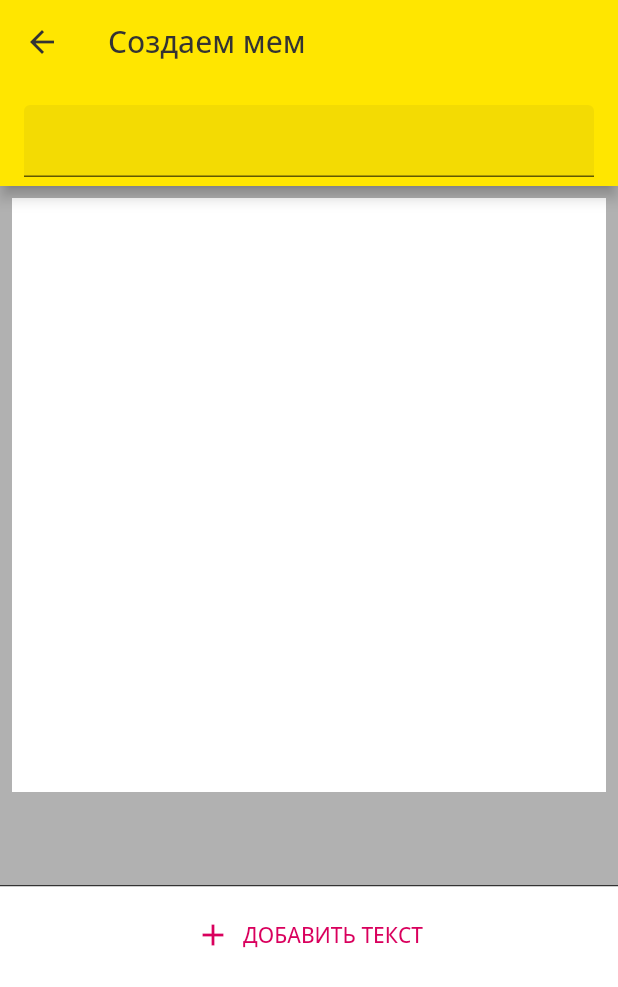
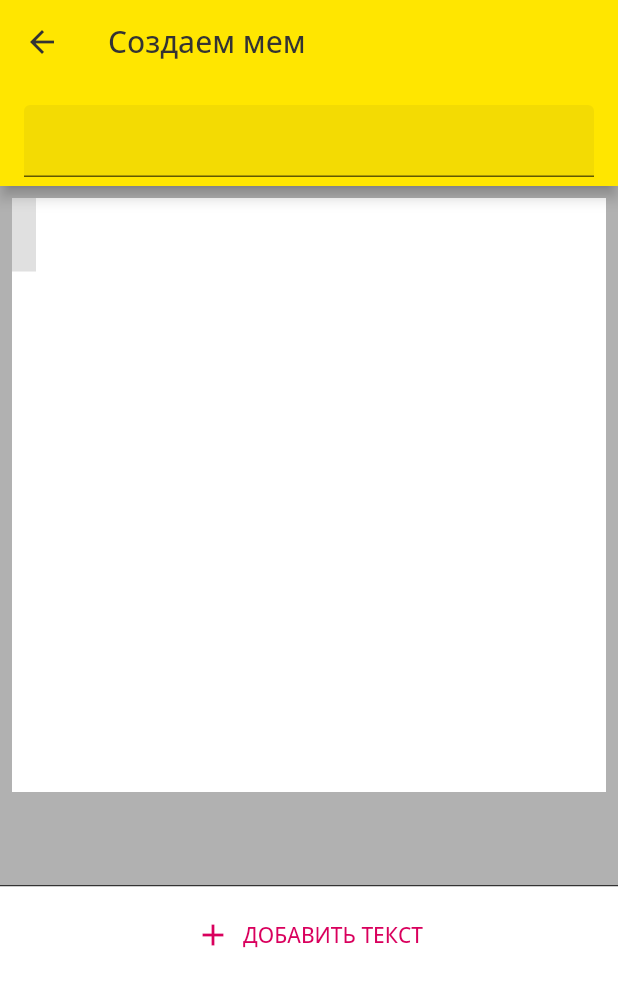
Before and after one commit to 8thgencore/memogenerator, a Flutter app: the CreateMemePage screen opened directly, after a tap on "ДОБАВИТЬ ТЕКСТ", on a phone screen of 412 x 824 dp. Shown: the top 987 px of the screen. Run offline on Flutter 3.47's test engine with Material 2 defaults, Android fonts, the phone set to English and light mode, and no system bars; our stand-ins replace google_fonts, rxdart.

Commit message:
all lesson

```diff
--- a/lib/pages/create_meme_page.dart
+++ b/lib/pages/create_meme_page.dart
@@ -60,7 +60,6 @@ class EditTextBar extends StatefulWidget implements PreferredSizeWidget {
 }
 
 class _EditTextBarState extends State<EditTextBar> {
-
   final controller = TextEditingController();
 
   @override
@@ -73,7 +72,9 @@ class _EditTextBarState extends State<EditTextBar> {
         builder: (context, snapshot) {
           final MemeText? selectedMemeText = snapshot.hasData ? snapshot.data : null;
           if (selectedMemeText?.text != controller.text) {
-            controller.text = selectedMemeText?.text ?? "";
+            final newText = selectedMemeText?.text ?? "";
+            controller.text = newText;
+            controller.selection = TextSelection.collapsed(offset: newText.length);
           }
           return TextField(
             enabled: selectedMemeText != null,
@@ -96,8 +97,8 @@ class _EditTextBarState extends State<EditTextBar> {
 
   @override
   void dispose() {
-     controller.dispose();
-     super.dispose();
+    controller.dispose();
+    super.dispose();
   }
 }
 
@@ -133,7 +134,6 @@ class _CreateMemePageContentState extends State<CreateMemePageContent> {
       ],
     );
   }
-
 }
 
 class MemeCanvasWidget extends StatelessWidget {
@@ -157,14 +157,97 @@ class MemeCanvasWidget extends StatelessWidget {
             stream: bloc.observeMemeTexts(),
             builder: (context, snapshot) {
               final memeTexts = snapshot.hasData ? snapshot.data! : const <MemeText>[];
-              return Column(
-                children: memeTexts.map((memeText) => Text(memeText.text)).toList(),
+              return LayoutBuilder(
+                builder: (context, constraints) {
+                  return Stack(
+                    children: memeTexts.map((memeText) {
+                      return DraggableMemeText(
+                        memeText: memeText,
+                        parentConstraints: constraints,
+                      );
+                    }).toList(),
+                  );
+                },
               );
             },
           ),
         ),
       ),
     );
+  }
+}
+
+class DraggableMemeText extends StatefulWidget {
+  final MemeText memeText;
+  final BoxConstraints parentConstraints;
+
+  const DraggableMemeText({
+    Key? key,
+    required this.memeText,
+    required this.parentConstraints,
+  }) : super(key: key);
+
+  @override
+  _DraggableMemeTextState createState() => _DraggableMemeTextState();
+}
+
+class _DraggableMemeTextState extends State<DraggableMemeText> {
+  double top = 0;
+  double left = 0;
+  final double padding = 8;
+
+  @override
+  Widget build(BuildContext context) {
+    final bloc = Provider.of<CreateMemeBloc>(context, listen: false);
+    return Positioned(
+      top: top,
+      left: left,
+      child: GestureDetector(
+        behavior: HitTestBehavior.opaque,
+        onTap: () => bloc.selectMemeText(widget.memeText.id),
+        onPanUpdate: (details) {
+          setState(() {
+            left = calculateLeft(details);
+            top = calculateTop(details);
+          });
+        },
+        child: Container(
+          constraints: BoxConstraints(
+            maxWidth: widget.parentConstraints.maxWidth,
+            maxHeight: widget.parentConstraints.maxWidth,
+          ),
+          padding: EdgeInsets.all(padding),
+          color: Colors.black12,
+          child: Text(
+            widget.memeText.text,
+            textAlign: TextAlign.center,
+            style: TextStyle(color: Colors.black, fontSize: 24),
+          ),
+        ),
+      ),
+    );
+  }
+
+  double calculateTop(DragUpdateDetails details) {
+    final rawTop = top + details.delta.dy;
+    if (rawTop < 0) {
+      return 0;
+    }
+    if (rawTop > widget.parentConstraints.maxHeight - padding * 2 - 24) {
+      return widget.parentConstraints.maxHeight - padding * 2 - 24;
+    }
+    return rawTop;
+  }
+
+  double calculateLeft(DragUpdateDetails details) {
+    final rawLeft = left + details.delta.dx;
+    if (rawLeft < 0) {
+      return 0;
+    }
+    if (rawLeft > widget.parentConstraints.maxWidth - padding * 2 - 10) {
+      return widget.parentConstraints.maxWidth - padding * 2 - 10;
+    }
+    return rawLeft;
   }
 }
 
@@ -177,6 +260,7 @@ class AddNewMemeTextButton extends StatelessWidget {
   Widget build(BuildContext context) {
     final bloc = Provider.of<CreateMemeBloc>(context, listen: false);
     return GestureDetector(
+      behavior: HitTestBehavior.opaque,
       onTap: () => bloc.addNewText(),
       child: Center(
         child: Padding(
```
